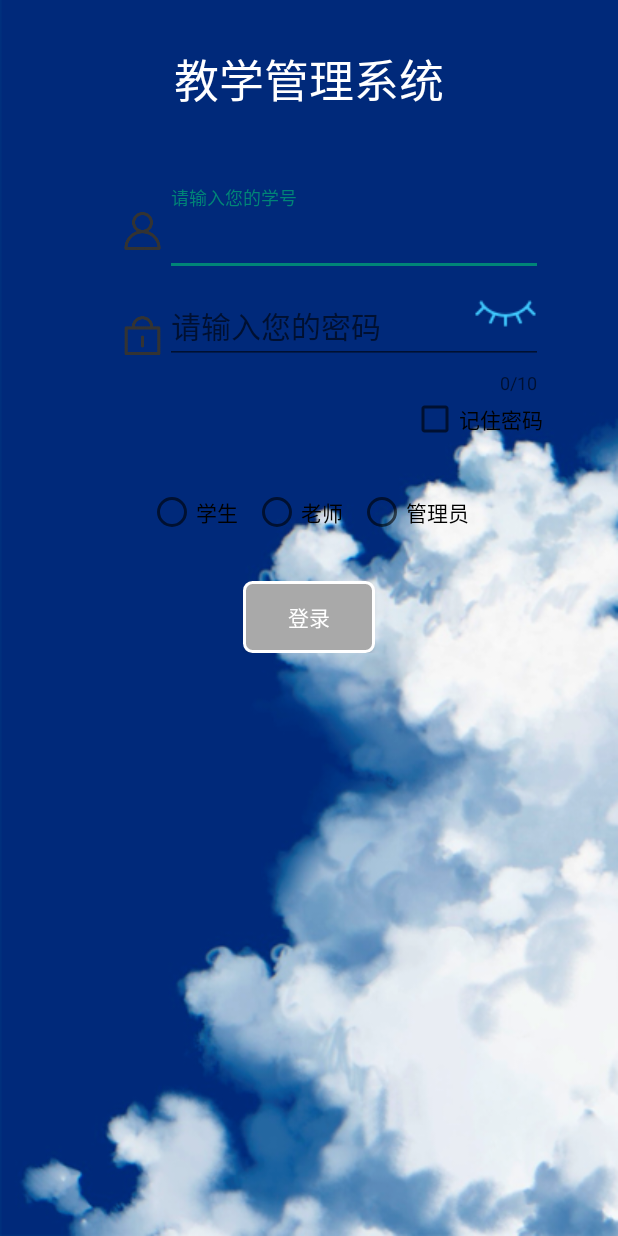
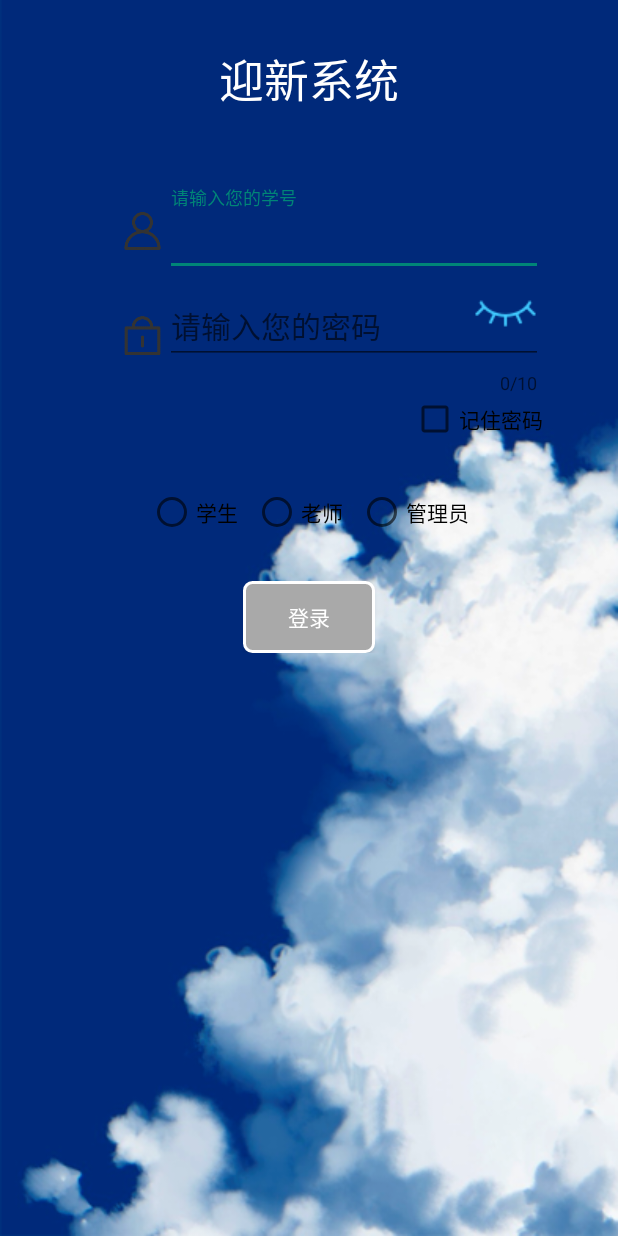
Before and after one commit to dengismy/studyingmanage02, an Android app: the screen it shows after launch (load), on a phone screen of 412 x 824 dp. Run offline under Robolectric (Android 15) with nearby library versions, the phone set to English and light mode, and no system bars.

Commit message:
just a test change

```diff
--- a/app/src/main/res/layout/activity_load.xml
+++ b/app/src/main/res/layout/activity_load.xml
@@ -14,7 +14,7 @@
         android:layout_height="wrap_content"
         android:gravity="center_horizontal"
         android:layout_marginTop="30dp"
-        android:text="教学管理系统"
+        android:text="迎新系统"
         android:textColor="#ffffff"
         android:textSize="30dp" />
 
```
